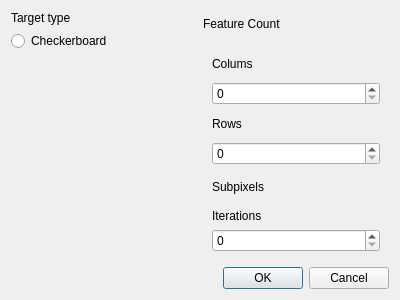
VasilevIvanVladimirovich/Camera-calibration-With-OpenCV, file CameraCalibration/dialogdetect.ui: the form before one commit.
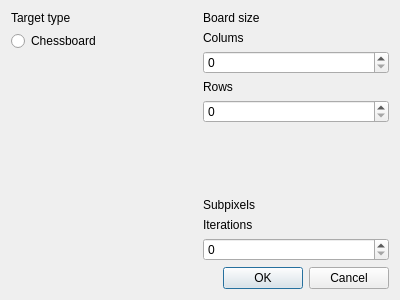
The form after the commit.

Patch:
```diff
--- a/CameraCalibration/dialogdetect.ui
+++ b/CameraCalibration/dialogdetect.ui
@@ -34,7 +34,7 @@
        <item>
         <widget class="QRadioButton" name="radioButton">
          <property name="text">
-          <string>Checkerboard</string>
+          <string>Chessboard</string>
          </property>
         </widget>
        </item>
@@ -46,7 +46,7 @@
          <property name="sizeHint" stdset="0">
           <size>
            <width>20</width>
-           <height>20</height>
+           <height>40</height>
           </size>
          </property>
         </spacer>
@@ -64,15 +64,11 @@
           </size>
          </property>
          <property name="text">
-          <string>Feature Count</string>
+          <string>Board size</string>
          </property>
         </widget>
        </item>
        <item>
-        <widget class="QWidget" name="verticalWidget_3" native="true">
-         <property name="styleSheet">
-          <string notr="true"/>
-         </property>
          <layout class="QVBoxLayout" name="verticalLayout_4">
           <item>
            <widget class="QLabel" name="label_3">
@@ -104,7 +100,20 @@
            </widget>
           </item>
           <item>
-           <widget class="QSpinBox" name="spinBox_2"/>
+          <widget class="QSpinBox" name="sb_row"/>
+         </item>
+         <item>
+          <spacer name="verticalSpacer_2">
+           <property name="orientation">
+            <enum>Qt::Vertical</enum>
+           </property>
+           <property name="sizeHint" stdset="0">
+            <size>
+             <width>20</width>
+             <height>40</height>
+            </size>
+           </property>
+          </spacer>
           </item>
           <item>
            <widget class="QLabel" name="label_5">
@@ -113,6 +122,8 @@
             </property>
            </widget>
           </item>
+        </layout>
+       </item>
           <item>
            <layout class="QVBoxLayout" name="verticalLayout_5">
             <item>
@@ -123,12 +134,9 @@
              </widget>
             </item>
             <item>
-             <widget class="QSpinBox" name="spinBox_3"/>
-            </item>
-           </layout>
-          </item>
-         </layout>
-        </widget>
+          <widget class="QSpinBox" name="sb_subIter"/>
+         </item>
+        </layout>
        </item>
       </layout>
      </item>
```
Left out of the diff: 12 changed lines with no effect on the pictures. Lines whose indentation alone changed are shown as unchanged.
